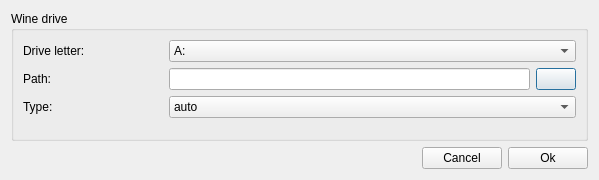
The window that src/q4wine-gui/uis/WineDriveDialog.ui (brezerk/q4wine) describes before a commit, drawn with Qt 5.
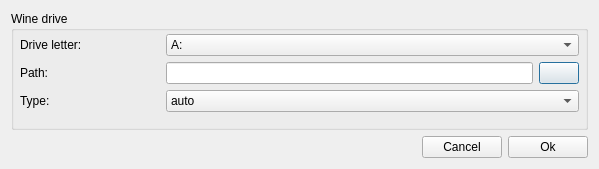
The same window after the commit.

What changed in the file:
```diff
--- a/src/q4wine-gui/uis/WineDriveDialog.ui
+++ b/src/q4wine-gui/uis/WineDriveDialog.ui
@@ -7,7 +7,7 @@
     <x>0</x>
     <y>0</y>
     <width>599</width>
-    <height>180</height>
+    <height>169</height>
    </rect>
   </property>
   <property name="windowTitle">
@@ -20,6 +20,21 @@
       <string>Wine drive</string>
      </property>
      <layout class="QVBoxLayout" name="verticalLayout">
+      <property name="spacing">
+       <number>-1</number>
+      </property>
+      <property name="leftMargin">
+       <number>6</number>
+      </property>
+      <property name="topMargin">
+       <number>3</number>
+      </property>
+      <property name="rightMargin">
+       <number>6</number>
+      </property>
+      <property name="bottomMargin">
+       <number>3</number>
+      </property>
       <item>
        <widget class="QWidget" name="widget_14" native="true">
         <layout class="QHBoxLayout" name="_5">
```
